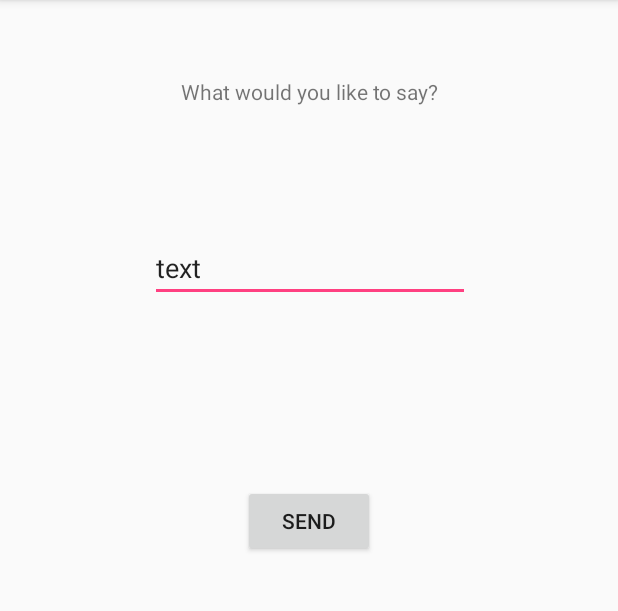
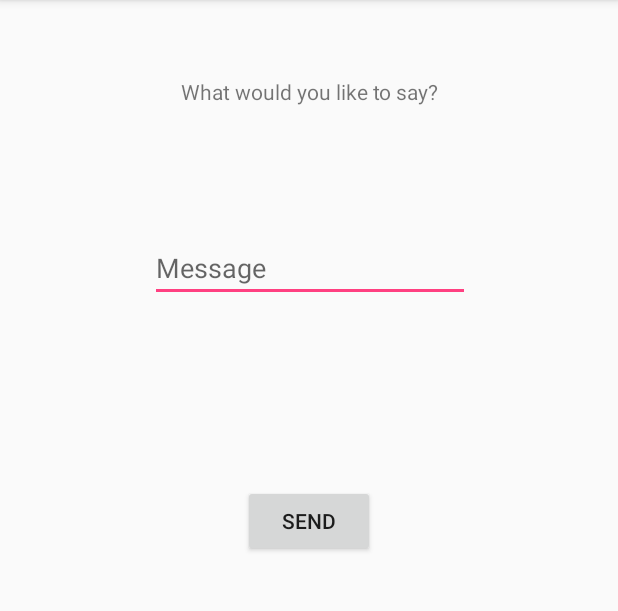
Before and after one commit to christopher-sun/SafeCheck, an Android app: the SendTextActivity screen opened directly, with no data from a screen before it, on a phone screen of 412 x 824 dp, the part 84-695 px from its top. Run offline under Robolectric (Android 15) with nearby library versions, the phone set to English and light mode, and no system bars.

Commit message:
changed hintview

```diff
--- a/app/src/main/res/layout/activity_send_text.xml
+++ b/app/src/main/res/layout/activity_send_text.xml
@@ -22,16 +22,16 @@
         android:id="@+id/editText"
         android:layout_width="wrap_content"
         android:layout_height="wrap_content"
+        android:layout_marginLeft="8dp"
+        android:layout_marginRight="8dp"
+        android:layout_marginTop="85dp"
         android:ems="10"
+        android:hint="Message"
         android:inputType="textPersonName"
-        android:text="text"
-        android:layout_marginTop="85dp"
-        app:layout_constraintTop_toBottomOf="@+id/textView3"
-        android:layout_marginLeft="8dp"
+        app:layout_constraintHorizontal_bias="0.503"
         app:layout_constraintLeft_toLeftOf="parent"
-        android:layout_marginRight="8dp"
         app:layout_constraintRight_toRightOf="parent"
-        app:layout_constraintHorizontal_bias="0.503" />
+        app:layout_constraintTop_toBottomOf="@+id/textView3" />
 
     <Button
         android:id="@+id/sendButton"
```
